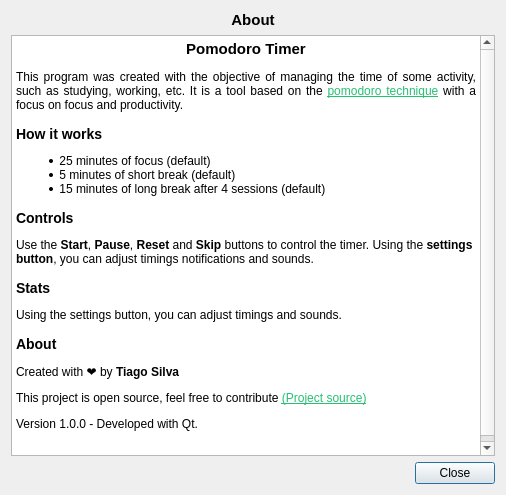
TiagoSBO/qt-pomodoro-timer, file ui/helpwindow.ui: the form before one commit.
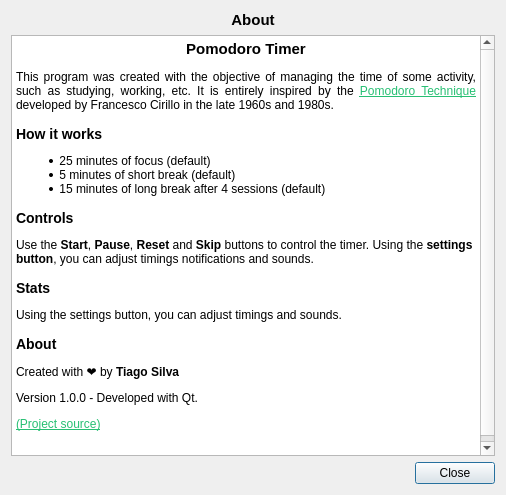
The form after the commit.

Commit message: feat: Styles mainwindow, qdialog Help and qdialog settings.

Diff of the .ui file:
```diff
--- a/ui/helpwindow.ui
+++ b/ui/helpwindow.ui
@@ -41,7 +41,7 @@
 li.checked::marker { content: &quot;\2612&quot;; }
 &lt;/style&gt;&lt;/head&gt;&lt;body style=&quot; font-family:'Segoe UI'; font-size:9pt; font-weight:400; font-style:normal;&quot;&gt;
 &lt;p align=&quot;center&quot; style=&quot; margin-top:14px; margin-bottom:12px; margin-left:0px; margin-right:0px; -qt-block-indent:0; text-indent:0px;&quot;&gt;&lt;span style=&quot; font-size:11pt; font-weight:700;&quot;&gt;Pomodoro Timer&lt;/span&gt;&lt;/p&gt;
-&lt;p align=&quot;justify&quot; style=&quot; margin-top:12px; margin-bottom:0px; margin-left:0px; margin-right:0px; -qt-block-indent:0; text-indent:0px;&quot;&gt;This program was created with the objective of managing the time of some activity, such as studying, working, etc. It is a tool based on the &lt;a href=&quot;https://pt.wikipedia.org/wiki/T%C3%A9cnica_pomodoro&quot;&gt;&lt;span style=&quot; text-decoration: underline; color:#27bf73;&quot;&gt;pomodoro technique&lt;/span&gt;&lt;/a&gt; with a focus on focus and productivity.&lt;/p&gt;
+&lt;p align=&quot;justify&quot; style=&quot; margin-top:12px; margin-bottom:0px; margin-left:0px; margin-right:0px; -qt-block-indent:0; text-indent:0px;&quot;&gt;This program was created with the objective of managing the time of some activity, such as studying, working, etc. It is entirely inspired by the &lt;a href=&quot;https://www.pomodorotechnique.com/&quot;&gt;&lt;span style=&quot; text-decoration: underline; color:#27bf73;&quot;&gt;Pomodoro Technique&lt;/span&gt;&lt;/a&gt; developed by Francesco Cirillo in the late 1960s and 1980s.&lt;/p&gt;
 &lt;h3 style=&quot; margin-top:14px; margin-bottom:12px; margin-left:0px; margin-right:0px; -qt-block-indent:0; text-indent:0px;&quot;&gt;&lt;span style=&quot; font-size:large; font-weight:700;&quot;&gt;How it works&lt;/span&gt;&lt;/h3&gt;
 &lt;ul style=&quot;margin-top: 0px; margin-bottom: 0px; margin-left: 0px; margin-right: 0px; -qt-list-indent: 1;&quot;&gt;
 &lt;li style=&quot; margin-top:12px; margin-bottom:0px; margin-left:0px; margin-right:0px; -qt-block-indent:0; text-indent:0px;&quot;&gt; 25 minutes of focus (default)&lt;/li&gt;
@@ -53,8 +53,8 @@
 &lt;p style=&quot; margin-top:12px; margin-bottom:12px; margin-left:0px; margin-right:0px; -qt-block-indent:0; text-indent:0px;&quot;&gt;Using the settings button, you can adjust timings and sounds.&lt;/p&gt;
 &lt;h3 style=&quot; margin-top:14px; margin-bottom:12px; margin-left:0px; margin-right:0px; -qt-block-indent:0; text-indent:0px;&quot;&gt;&lt;span style=&quot; font-size:large; font-weight:700;&quot;&gt;About &lt;/span&gt;&lt;/h3&gt;
 &lt;p style=&quot; margin-top:12px; margin-bottom:12px; margin-left:0px; margin-right:0px; -qt-block-indent:0; text-indent:0px;&quot;&gt;Created with ❤️ by &lt;span style=&quot; font-weight:700;&quot;&gt;Tiago Silva&lt;/span&gt;&lt;/p&gt;
-&lt;p style=&quot; margin-top:12px; margin-bottom:12px; margin-left:0px; margin-right:0px; -qt-block-indent:0; text-indent:0px;&quot;&gt;This project is open source, feel free to contribute&lt;span style=&quot; font-weight:700;&quot;&gt; &lt;/span&gt;&lt;a href=&quot;https://github.com/TiagoSBO/qt-pomodoro-timer&quot;&gt;&lt;span style=&quot; text-decoration: underline; color:#27bf73;&quot;&gt;(Project source)&lt;/span&gt;&lt;/a&gt;&lt;/p&gt;
 &lt;p style=&quot; margin-top:12px; margin-bottom:12px; margin-left:0px; margin-right:0px; -qt-block-indent:0; text-indent:0px;&quot;&gt;Version 1.0.0 - Developed with Qt.&lt;/p&gt;
+&lt;p style=&quot; margin-top:12px; margin-bottom:12px; margin-left:0px; margin-right:0px; -qt-block-indent:0; text-indent:0px;&quot;&gt;&lt;a href=&quot;https://github.com/TiagoSBO/qt-pomodoro-timer&quot;&gt;&lt;span style=&quot; text-decoration: underline; color:#27bf73;&quot;&gt;(Project source)&lt;/span&gt;&lt;/a&gt;&lt;/p&gt;
 &lt;p style=&quot;-qt-paragraph-type:empty; margin-top:0px; margin-bottom:0px; margin-left:0px; margin-right:0px; -qt-block-indent:0; text-indent:0px;&quot;&gt;&lt;br /&gt;&lt;/p&gt;&lt;/body&gt;&lt;/html&gt;</string>
      </property>
      <property name="openExternalLinks">
```
The commit also changes 3 other files.
